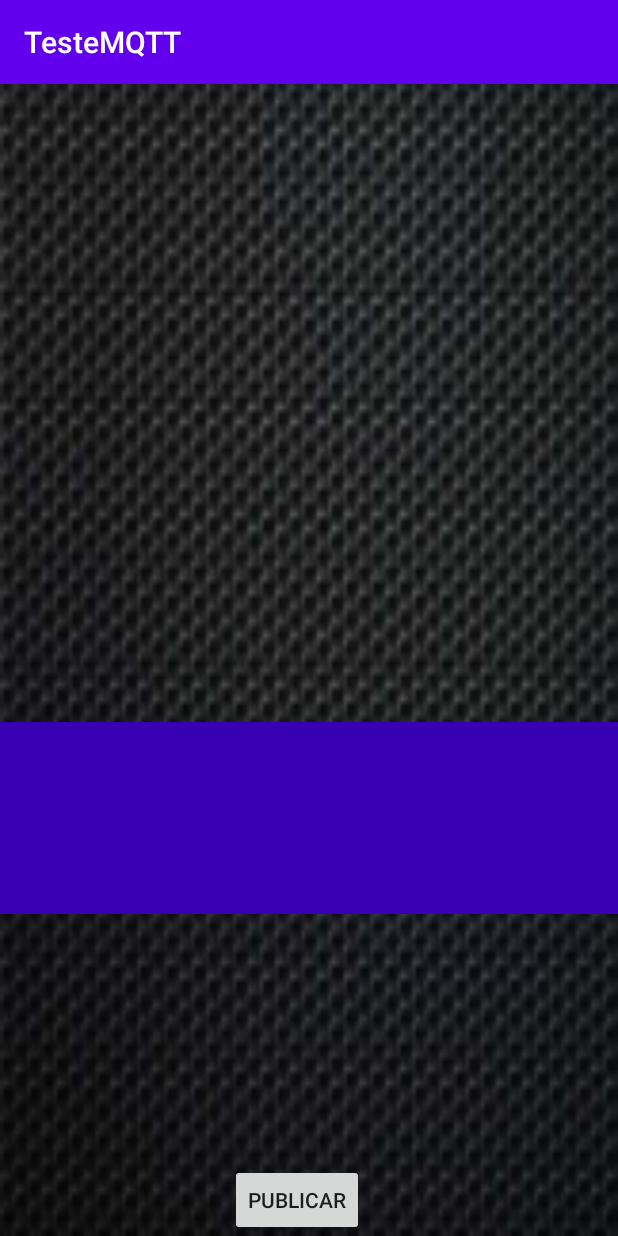
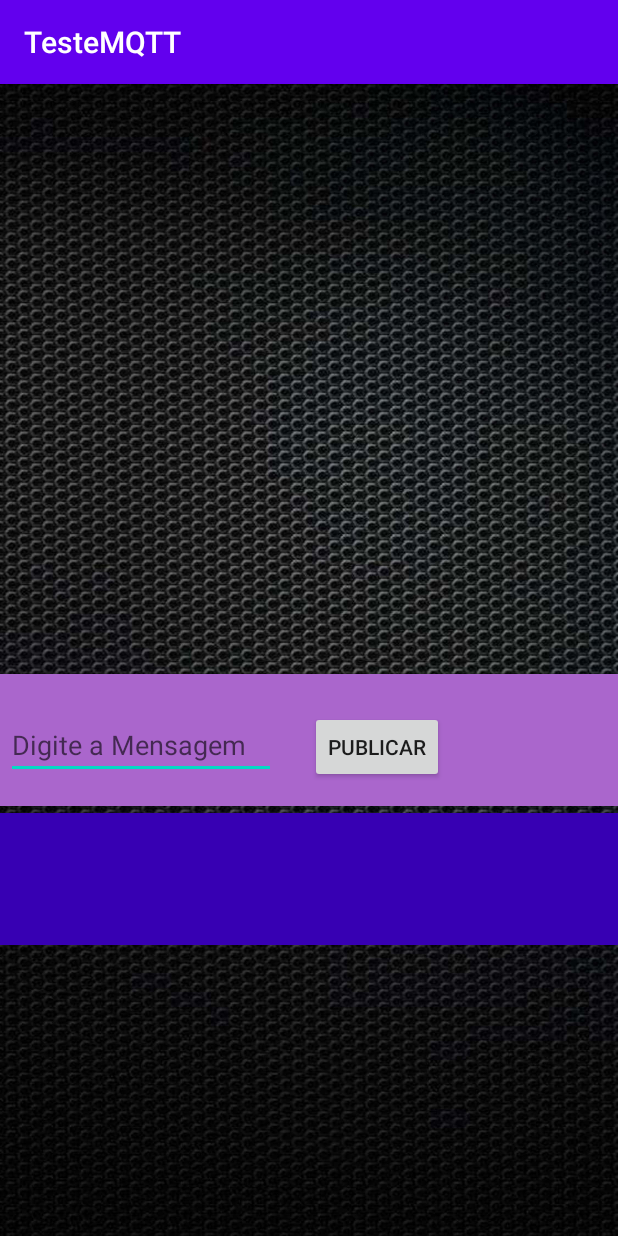
Before and after one commit to CHMEEletronics/TesteMQTTapp, an Android app: the screen it shows after launch (MainActivity), on a phone screen of 412 x 824 dp. Run offline under Robolectric (Android 15) with nearby library versions, the phone set to English and light mode, and no system bars; libraries missing offline, so code that uses them is left out: org.eclipse.paho; Roboto replaces fonts that are not available here; 6 statements that could not run were skipped.

Commit message:
segundo envio

```diff
--- a/app/src/main/java/com/chmeprogramacao/testemqtt/MainActivity.java
+++ b/app/src/main/java/com/chmeprogramacao/testemqtt/MainActivity.java
@@ -4,9 +4,13 @@ import android.media.Ringtone;
 import android.media.RingtoneManager;
 import android.net.Uri;
 import android.os.Vibrator;
+import android.support.annotation.NonNull;
 import android.support.v7.app.AppCompatActivity;
 import android.os.Bundle;
+import android.util.Log;
 import android.view.View;
+import android.widget.Button;
+import android.widget.EditText;
 import android.widget.TextView;
 import android.widget.Toast;
 
@@ -19,6 +23,8 @@ import org.eclipse.paho.client.mqttv3.MqttClient;
 import org.eclipse.paho.client.mqttv3.MqttConnectOptions;
 import org.eclipse.paho.client.mqttv3.MqttException;
 import org.eclipse.paho.client.mqttv3.MqttMessage;
+
+import java.io.UnsupportedEncodingException;
 
 public class MainActivity extends AppCompatActivity {
 
@@ -38,12 +44,17 @@ public class MainActivity extends AppCompatActivity {
 
     Ringtone myRingtone;
 
+    private EditText textMessage;
+    private Button publishMessage;
+
     @Override
     protected void onCreate(Bundle savedInstanceState) {
         super.onCreate(savedInstanceState);
         setContentView(R.layout.activity_main);
 
         subText=(TextView)findViewById(R.id.subText);
+        textMessage = (EditText) findViewById(R.id.textMessage);
+        publishMessage = (Button) findViewById(R.id.button);
 
         vibrator=(Vibrator) getSystemService(VIBRATOR_SERVICE);
 
@@ -101,7 +112,7 @@ public class MainActivity extends AppCompatActivity {
     }
     public void pub(View v){
         String topic = topicStr2;
-        String message = "Hello World  From CowBoy";
+        String message = textMessage.getText().toString().trim();
         try {
             client.publish(topic, message.getBytes(),0,false);
         } catch (MqttException e) {
@@ -118,4 +129,5 @@ public class MainActivity extends AppCompatActivity {
     }
 
 
+
 }
--- a/app/src/main/res/layout/activity_main.xml
+++ b/app/src/main/res/layout/activity_main.xml
@@ -5,7 +5,7 @@
     android:layout_width="match_parent"
     android:layout_height="match_parent"
     android:animationCache="false"
-    android:background="#751F604B"
+    android:background="@drawable/wp4613692"
     android:focusableInTouchMode="false"
     android:hapticFeedbackEnabled="false"
     android:isScrollContainer="true"
@@ -16,19 +16,26 @@
     <ImageView
         android:id="@+id/imageView"
         android:layout_width="0dp"
-        android:layout_height="0dp"
-        android:adjustViewBounds="true"
+        android:layout_height="88dp"
         android:contentDescription="@string/todo"
-        android:cropToPadding="true"
-        android:foreground="@mipmap/ic_launcher_foreground"
-        android:scaleType="fitXY"
         app:layout_constraintBottom_toBottomOf="parent"
         app:layout_constraintEnd_toEndOf="parent"
-        app:layout_constraintHorizontal_bias="0.0"
         app:layout_constraintStart_toStartOf="parent"
         app:layout_constraintTop_toTopOf="parent"
-        app:layout_constraintVertical_bias="0.0"
-        tools:srcCompat="@mipmap/ic_launcher_foreground" />
+        app:layout_constraintVertical_bias="0.715"
+        app:srcCompat="?attr/actionModeSplitBackground" />
+
+    <ImageView
+        android:id="@+id/imageView2"
+        android:layout_width="0dp"
+        android:layout_height="88dp"
+        android:contentDescription="@string/todo"
+        app:layout_constraintBottom_toBottomOf="parent"
+        app:layout_constraintEnd_toEndOf="parent"
+        app:layout_constraintStart_toStartOf="parent"
+        app:layout_constraintTop_toTopOf="parent"
+        app:layout_constraintVertical_bias="0.578"
+        app:srcCompat="@android:color/holo_purple" />
 
     <Button
         android:id="@+id/button"
@@ -38,22 +45,10 @@
         android:text="@string/publicar"
         app:layout_constraintBottom_toBottomOf="parent"
         app:layout_constraintEnd_toEndOf="parent"
-        app:layout_constraintHorizontal_bias="0.476"
+        app:layout_constraintHorizontal_bias="0.641"
         app:layout_constraintStart_toStartOf="parent"
         app:layout_constraintTop_toTopOf="parent"
-        app:layout_constraintVertical_bias="1.0" />
-
-    <ImageView
-        android:id="@+id/imageView2"
-        android:layout_width="0dp"
-        android:layout_height="128dp"
-        app:layout_constraintBottom_toBottomOf="parent"
-        app:layout_constraintEnd_toEndOf="parent"
-        app:layout_constraintHorizontal_bias="0.0"
-        app:layout_constraintStart_toStartOf="parent"
-        app:layout_constraintTop_toTopOf="@+id/imageView"
-        app:layout_constraintVertical_bias="0.665"
-        app:srcCompat="?attr/actionModeSplitBackground" />
+        app:layout_constraintVertical_bias="0.581" />
 
     <TextView
         android:id="@+id/subText"
@@ -67,9 +62,27 @@
         app:fontFamily="@font/aldrich"
         app:layout_constraintBottom_toBottomOf="parent"
         app:layout_constraintEnd_toEndOf="parent"
-        app:layout_constraintHorizontal_bias="0.488"
+        app:layout_constraintHorizontal_bias="0.262"
         app:layout_constraintStart_toStartOf="parent"
         app:layout_constraintTop_toTopOf="parent"
-        app:layout_constraintVertical_bias="0.645" />
+        app:layout_constraintVertical_bias="0.666" />
+
+    <EditText
+        android:id="@+id/textMessage"
+        android:layout_width="180dp"
+        android:layout_height="wrap_content"
+        android:layout_marginLeft="20dp"
+        android:layout_marginEnd="228dp"
+        android:layout_marginRight="228dp"
+        android:autofillHints=""
+        android:ems="10"
+        android:hint="@string/enter_message"
+        android:inputType="textPersonName"
+        app:layout_constraintBottom_toBottomOf="parent"
+        app:layout_constraintEnd_toEndOf="parent"
+        app:layout_constraintLeft_toLeftOf="parent"
+        app:layout_constraintTop_toTopOf="parent"
+        app:layout_constraintVertical_bias="0.578"
+        android:layout_marginStart="20dp" />
 
 </android.support.constraint.ConstraintLayout>
--- a/app/src/main/res/values/strings.xml
+++ b/app/src/main/res/values/strings.xml
@@ -8,4 +8,6 @@
     <string name="desconectar">Desconectar</string>
     <string name="textview">TextView</string>
     <string name="todo">TODO</string>
+    <string name="enter_message">Digite a Mensagem</string>
+    <string name="todo">TODO</string>
 </resources>
```
Also changed, not shown: app/src/main/res/drawable/wp4613692.jpg (added).
